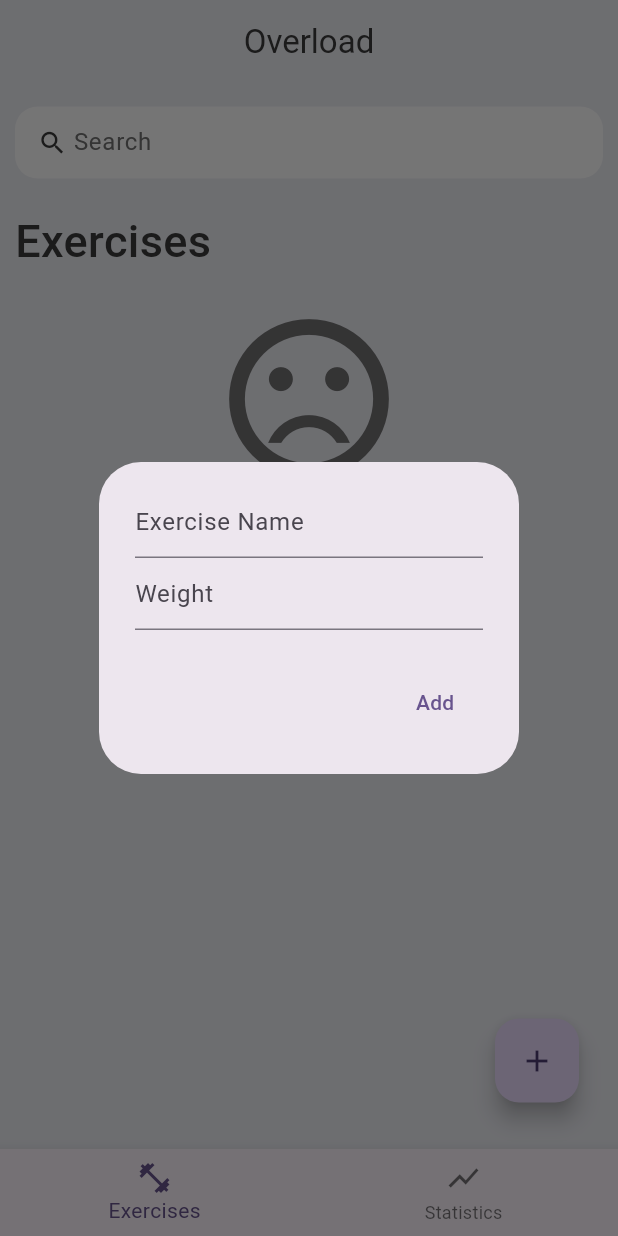
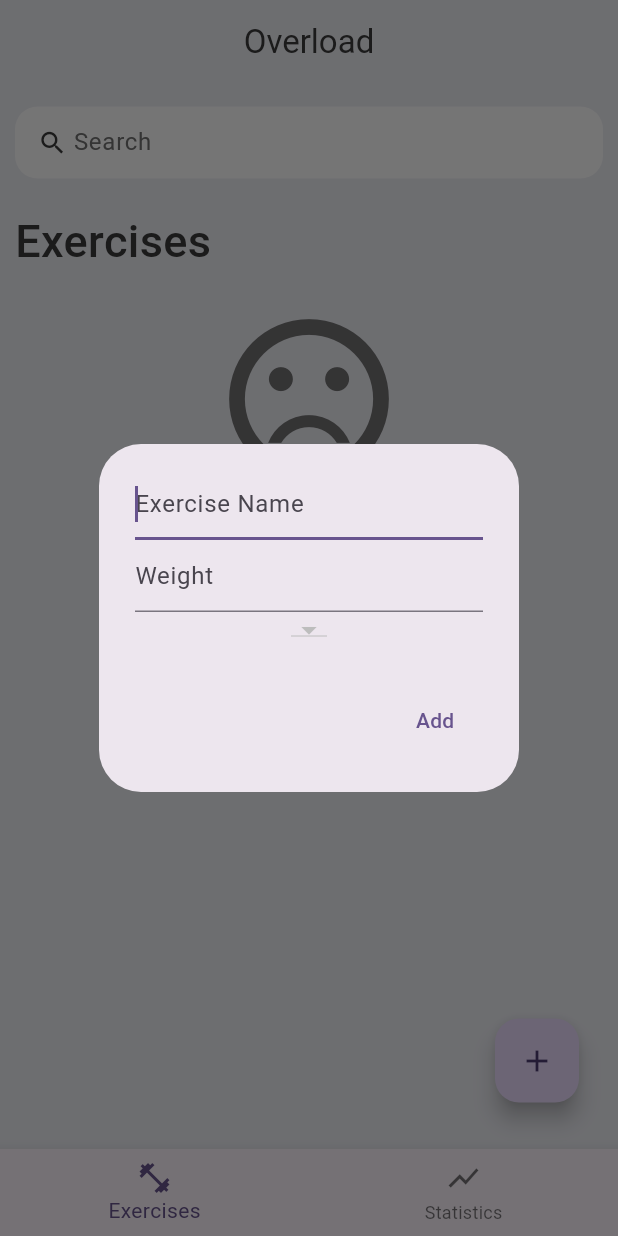
Before and after one commit to pbaekgaard/GymApp, a Flutter app: the screen it shows after launch, after a tap on the "add" icon, on a phone screen of 412 x 824 dp. Run offline on Flutter 3.47's test engine with Material 2 defaults, Android fonts, the light colour scheme and no system bars; our stand-ins replace sqflite; accounts and stored records are empty.

Commit message:
Added functionality for gyms, need better visualization on the exercise tap. Maybe add ability for user to choose a color for the gym later?

```diff
--- a/lib/db/databaseHandler.dart
+++ b/lib/db/databaseHandler.dart
@@ -1,13 +1,14 @@
 import 'package:path/path.dart';
 import 'package:sqflite/sqflite.dart';
 import 'package:gymapp/models/exercise.dart';
+import 'package:gymapp/models/gym.dart';
 
-class ExerciseDatabase {
-  static final ExerciseDatabase instance = ExerciseDatabase._init();
+class AppDatabase {
+  static final AppDatabase instance = AppDatabase._init();
 
   static Database? _database;
 
-  ExerciseDatabase._init();
+  AppDatabase._init();
 
   Future<Database> get database async {
     if (_database != null) {
@@ -29,13 +30,21 @@ class ExerciseDatabase {
     const exerciseTextType = 'TEXT NOT NULL';
     const weightsType = 'TEXT NOT NULL';
     const updateDatesType = 'TEXT NOT NULL';
+    const gymNameType = 'TEXT NOT NULL';
+    const exerciseGymType = 'TEXT NOT NULL';
     await db.execute('''
     CREATE TABLE $tableExercise (
       ${ExerciseFields.id} $idType,
       ${ExerciseFields.exerciseText} $exerciseTextType,
       ${ExerciseFields.weights} $weightsType,
-      ${ExerciseFields.updateDates} $updateDatesType
-    )
+      ${ExerciseFields.updateDates} $updateDatesType,
+      ${ExerciseFields.gym} $exerciseGymType
+    )''');
+    await db.execute('''
+      CREATE TABLE $tableGym (
+        ${GymFields.id} $idType,
+        ${GymFields.gymName} $gymNameType
+      )
 ''');
   }
 
@@ -45,6 +54,39 @@ class ExerciseDatabase {
     final result = await db.query(tableExercise);
 
     return result.map((json) => Exercise.fromJson(json)).toList();
+  }
+
+  Future<List<Gym>> getGyms() async {
+    final db = await instance.database;
+
+    final result = await db.query(tableGym);
+
+    return result.map((json) => Gym.fromJson(json)).toList();
+  }
+
+  Future<Gym> addGym(Gym gym) async {
+    final db = await instance.database;
+
+    final id = await db.insert(tableGym, gym.toJson(),
+        conflictAlgorithm: ConflictAlgorithm.replace);
+    return gym.copy(id: id);
+  }
+
+  Future<int> updateGym(Gym gym) async {
+    final db = await instance.database;
+
+    return db.update(
+      tableGym,
+      gym.toJson(),
+      where: '${GymFields.id} = ?',
+      whereArgs: [gym.id],
+    );
+  }
+
+  Future<int> removeGym(Gym gym) async {
+    final db = await instance.database;
+
+    return db.delete(tableGym, where: '${GymFields.id}=?', whereArgs: [gym.id]);
   }
 
   Future<Exercise> addExercise(Exercise exercise) async {
--- a/lib/main.dart
+++ b/lib/main.dart
@@ -1,5 +1,4 @@
 import 'package:flutter/material.dart';
-import 'package:flutter/services.dart';
 import 'package:gymapp/pages/exercises.dart';
 import 'package:gymapp/pages/statistics.dart';
 import 'constants/colors.dart';
--- a/lib/models/exercise.dart
+++ b/lib/models/exercise.dart
@@ -5,6 +5,7 @@ class ExerciseFields {
   static const String exerciseText = 'exerciseText';
   static const String weights = 'weights';
   static const String updateDates = 'updateDates';
+  static const String gym = 'gym';
 }
 
 class Exercise {
@@ -12,19 +13,21 @@ class Exercise {
   final String exerciseText;
   final List<double> weights;
   final List<String> updateDates;
+  final String? gym;
 
-  const Exercise({
-    this.id,
-    required this.exerciseText,
-    required this.weights,
-    required this.updateDates,
-  });
+  const Exercise(
+      {this.id,
+      required this.exerciseText,
+      required this.weights,
+      required this.updateDates,
+      required this.gym});
   String get updateDatesString => updateDates.join(',');
   Map<String, Object?> toJson() => {
         ExerciseFields.id: id,
         ExerciseFields.exerciseText: exerciseText,
         ExerciseFields.weights: weights.join(','),
         ExerciseFields.updateDates: updateDatesString,
+        ExerciseFields.gym: gym,
       };
 
   static Exercise fromJson(Map<String, Object?> json) => Exercise(
@@ -35,6 +38,7 @@ class Exercise {
             .map((weightStr) => double.parse(weightStr))
             .toList(),
         updateDates: (json[ExerciseFields.updateDates] as String).split(','),
+        gym: json[ExerciseFields.gym] as String,
       );
 
   Exercise copy({
@@ -42,11 +46,13 @@ class Exercise {
     String? exerciseText,
     List<double>? weights,
     List<String>? updateDates,
+    String? gym,
   }) =>
       Exercise(
         id: id ?? this.id,
         exerciseText: exerciseText ?? this.exerciseText,
         weights: weights ?? this.weights,
         updateDates: updateDates ?? this.updateDates,
+        gym: gym ?? this.gym,
       );
 }
--- /dev/null
+++ b/lib/models/gym.dart
@@ -0,0 +1,35 @@
+const String tableGym = 'gyms';
+
+class GymFields {
+  static const String id = '_id';
+  static const String gymName = 'exerciseText';
+}
+
+class Gym {
+  final int? id;
+  final String gymName;
+
+  const Gym({
+    this.id,
+    required this.gymName,
+  });
+
+  Map<String, Object?> toJson() => {
+        GymFields.id: id,
+        GymFields.gymName: gymName,
+      };
+
+  static Gym fromJson(Map<String, Object?> json) => Gym(
+        id: json[GymFields.id] as int?,
+        gymName: json[GymFields.gymName] as String,
+      );
+
+  Gym copy({
+    int? id,
+    String? gymName,
+  }) =>
+      Gym(
+        id: id ?? this.id,
+        gymName: gymName ?? this.gymName,
+      );
+}
--- a/lib/pages/exercises.dart
+++ b/lib/pages/exercises.dart
@@ -3,6 +3,7 @@ import 'package:gymapp/constants/colors.dart';
 import 'package:gymapp/models/exercise.dart';
 import 'package:gymapp/widgets/exerciseItem.dart';
 import 'package:gymapp/db/databaseHandler.dart';
+import 'package:gymapp/models/gym.dart';
 
 class Exercises extends StatefulWidget {
   const Exercises({Key? key}) : super(key: key);
@@ -14,7 +15,9 @@ class Exercises extends StatefulWidget {
 class _Exercises extends State<Exercises> {
   late List<Exercise> exercisesList;
   late List<Exercise> filteredExercises = exercisesList;
-  final _exerciseController = TextEditingController();
+  late List<Gym> gymList;
+  String addExerciseGymSelection = '';
+  final _exerciseNameController = TextEditingController();
   final _weightController = TextEditingController();
   bool isLoading = false;
   final GlobalKey<FormState> _formKey = GlobalKey<FormState>();
@@ -22,7 +25,7 @@ class _Exercises extends State<Exercises> {
   @override
   void initState() {
     super.initState();
-    refreshExercises();
+    fetchDB();
   }
 
   void searchExercises(String value) {
@@ -41,10 +44,10 @@ class _Exercises extends State<Exercises> {
     });
   }
 
-  Future refreshExercises() async {
+  Future fetchDB() async {
     setState(() => isLoading = true);
-
-    exercisesList = await ExerciseDatabase.instance.readAllExercises();
+    exercisesList = await AppDatabase.instance.readAllExercises();
+    gymList = await AppDatabase.instance.getGyms();
     setState(() => isLoading = false);
   }
 
@@ -54,13 +57,15 @@ class _Exercises extends State<Exercises> {
         builder: (context) {
           return StatefulBuilder(builder: (context, setState) {
             return AlertDialog(
+                scrollable: true,
                 content: Form(
                   key: _formKey,
                   child: Column(
                     mainAxisSize: MainAxisSize.min,
                     children: [
                       TextFormField(
-                        controller: _exerciseController,
+                        controller: _exerciseNameController,
+                        autofocus: true,
                         validator: (value) {
                           if (value!.isNotEmpty) {
                             if (!value.contains(RegExp(r'[a-zA-Z]'))) {
@@ -91,6 +96,21 @@ class _Exercises extends State<Exercises> {
                           },
                           decoration:
                               const InputDecoration(hintText: "Weight")),
+                      DropdownButton(
+                        value: addExerciseGymSelection,
+                        items: gymList.map((item) {
+                          return DropdownMenuItem(
+                            value: item.gymName,
+                            child: new Text(item.gymName),
+                          );
+                        }).toList(),
+                        onChanged: (String? value) {
+                          // This is called when the user selects an item.
+                          setState(() {
+                            addExerciseGymSelection = value!;
+                          });
+                        },
+                      )
                     ],
                   ),
                 ),
@@ -100,18 +120,21 @@ class _Exercises extends State<Exercises> {
                     onPressed: () async {
                       if (_formKey.currentState!.validate()) {
                         Exercise newExercise = Exercise(
-                            exerciseText: _exerciseController.text,
-                            weights: [
-                              double.parse(_weightController.text),
-                            ],
-                            updateDates: [
-                              DateTime.now().toString().substring(0, 10),
-                            ]);
-                        await ExerciseDatabase.instance
-                            .addExercise(newExercise);
+                          exerciseText: _exerciseNameController.text,
+                          weights: [
+                            double.parse(_weightController.text),
+                          ],
+                          updateDates: [
+                            DateTime.now().toString().substring(0, 10),
+                          ],
+                          gym: addExerciseGymSelection == 'No Gym Added'
+                              ? null
+                              : addExerciseGymSelection,
+                        );
+                        await AppDatabase.instance.addExercise(newExercise);
                         exercisesList.add(newExercise);
                         _weightController.clear();
-                        _exerciseController.clear();
+                        _exerciseNameController.clear();
                         setState(() => (exercisesList = exercisesList));
                         Navigator.of(context).pop();
                       }
@@ -133,13 +156,13 @@ class _Exercises extends State<Exercises> {
                   padding: const EdgeInsets.only(bottom: 72),
                   children: [
                     Container(
-                      padding: EdgeInsets.symmetric(horizontal: 15),
+                      padding: const EdgeInsets.symmetric(horizontal: 15),
                       decoration: BoxDecoration(
                           color: Colors.white,
                           borderRadius: BorderRadius.circular(15)),
                       child: TextFormField(
                           onChanged: (value) => searchExercises(value),
-                          decoration: InputDecoration(
+                          decoration: const InputDecoration(
                               contentPadding: EdgeInsets.all(0),
                               prefixIcon: Icon(
                                 Icons.search,
@@ -172,7 +195,7 @@ class _Exercises extends State<Exercises> {
                           exercise: exercise,
                         )
                     else
-                      Column(children: [
+                      const Column(children: [
                         Center(
                           child: Icon(Icons.sentiment_very_dissatisfied,
                               size: 128, color: pbGrey),
@@ -185,6 +208,9 @@ class _Exercises extends State<Exercises> {
                 )),
       floatingActionButton: FloatingActionButton(
           onPressed: () async {
+            print(gymList);
+            addExerciseGymSelection =
+                gymList.isEmpty ? "No Gym Added" : gymList.first.gymName;
             await showAddExerciseDialog(context);
             setState(() {});
           },
--- a/lib/pages/statistics.dart
+++ b/lib/pages/statistics.dart
@@ -25,7 +25,7 @@ class _StatisticsState extends State<Statistics> {
   Future refreshExercises() async {
     setState(() => isLoading = true);
 
-    exercisesList = await ExerciseDatabase.instance.readAllExercises();
+    exercisesList = await AppDatabase.instance.readAllExercises();
     setState(() => isLoading = false);
   }
 
--- a/lib/widgets/statisticItem.dart
+++ b/lib/widgets/statisticItem.dart
@@ -25,7 +25,7 @@ class _StatisticsItem extends State<StatisticsItem> {
   }
 
   Future refreshExercises() async {
-    exercisesList = await ExerciseDatabase.instance.readAllExercises();
+    exercisesList = await AppDatabase.instance.readAllExercises();
 
     setState(() {});
   }
```
Also changed, not shown: lib/widgets/exerciseItem.dart (+15 -6 lines).
